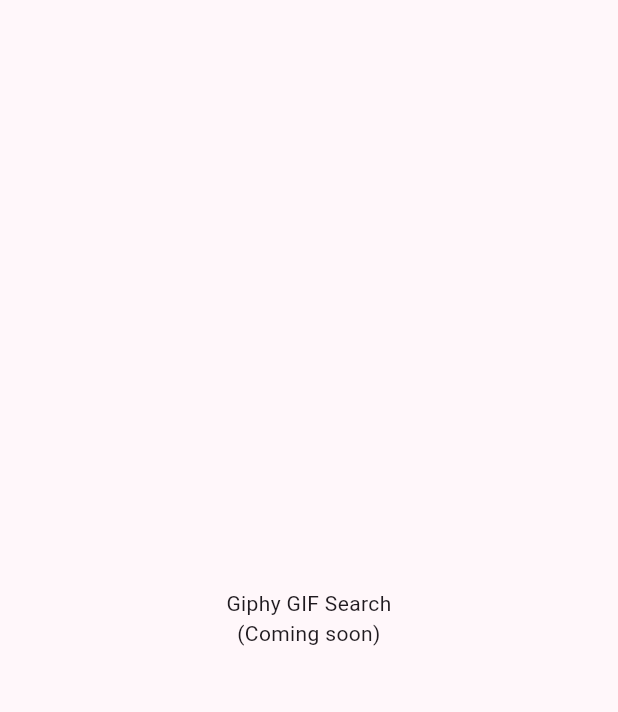
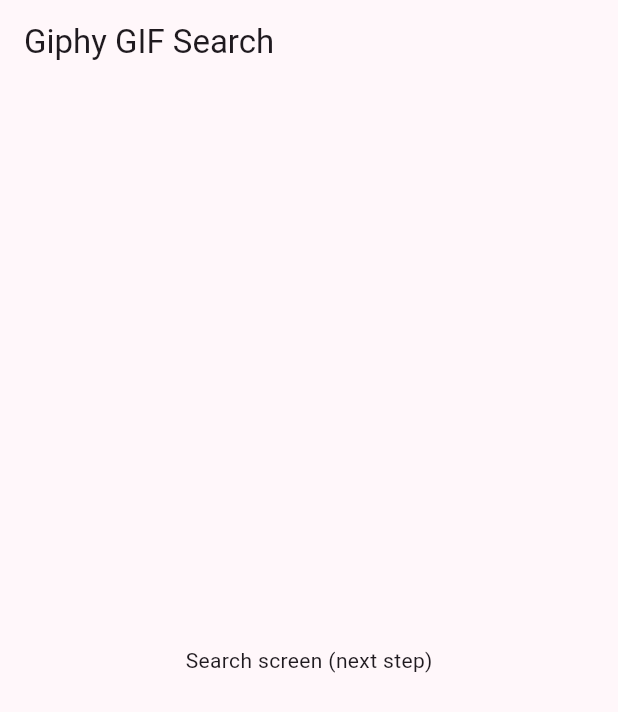
Before and after one commit to erika2knd/giphy-gif-search, a Flutter app: the screen it shows after launch, on a phone screen of 412 x 824 dp. Shown: the top 712 px of the screen. Run offline on Flutter 3.47's test engine with Material 3 defaults, Android fonts, the phone set to English and light mode, and no system bars; our stand-ins replace flutter_riverpod, go_router.

Commit message:
Setup Riverpod and router, add SearchPage

```diff
--- /dev/null
+++ b/lib/app/router.dart
@@ -0,0 +1,6 @@
+import 'package:go_router/go_router.dart';
+import 'package:giphy_gif_search/features/search/presentation/search_page.dart';
+
+final appRouter = GoRouter(
+  routes: [GoRoute(path: '/', builder: (context, state) => const SearchPage())],
+);
--- /dev/null
+++ b/lib/features/search/presentation/search_page.dart
@@ -0,0 +1,13 @@
+import 'package:flutter/material.dart';
+
+class SearchPage extends StatelessWidget {
+  const SearchPage({super.key});
+
+  @override
+  Widget build(BuildContext context) {
+    return Scaffold(
+      appBar: AppBar(title: const Text('Giphy GIF Search')),
+      body: const Center(child: Text('Search screen (next step)')),
+    );
+  }
+}
--- a/lib/main.dart
+++ b/lib/main.dart
@@ -1,7 +1,9 @@
 import 'package:flutter/material.dart';
+import 'package:flutter_riverpod/flutter_riverpod.dart';
+import 'package:giphy_gif_search/app/router.dart';
 
 void main() {
-  runApp(const MyApp());
+  runApp(const ProviderScope(child: MyApp()));
 }
 
 class MyApp extends StatelessWidget {
@@ -9,30 +11,14 @@
 
   @override
   Widget build(BuildContext context) {
-    return MaterialApp(
+    return MaterialApp.router(
       debugShowCheckedModeBanner: false,
       title: 'Giphy GIF Search',
       theme: ThemeData(
         useMaterial3: true,
         colorScheme: ColorScheme.fromSeed(seedColor: Colors.purple),
       ),
-      home: const PlaceholderScreen(),
+      routerConfig: appRouter,
     );
   }
 }
-
-class PlaceholderScreen extends StatelessWidget {
-  const PlaceholderScreen({super.key});
-
-  @override
-  Widget build(BuildContext context) {
-    return const Scaffold(
-      body: Center(
-        child: Text(
-          'Giphy GIF Search\n(Coming soon)',
-          textAlign: TextAlign.center,
-        ),
-      ),
-    );
-  }
-}
```
